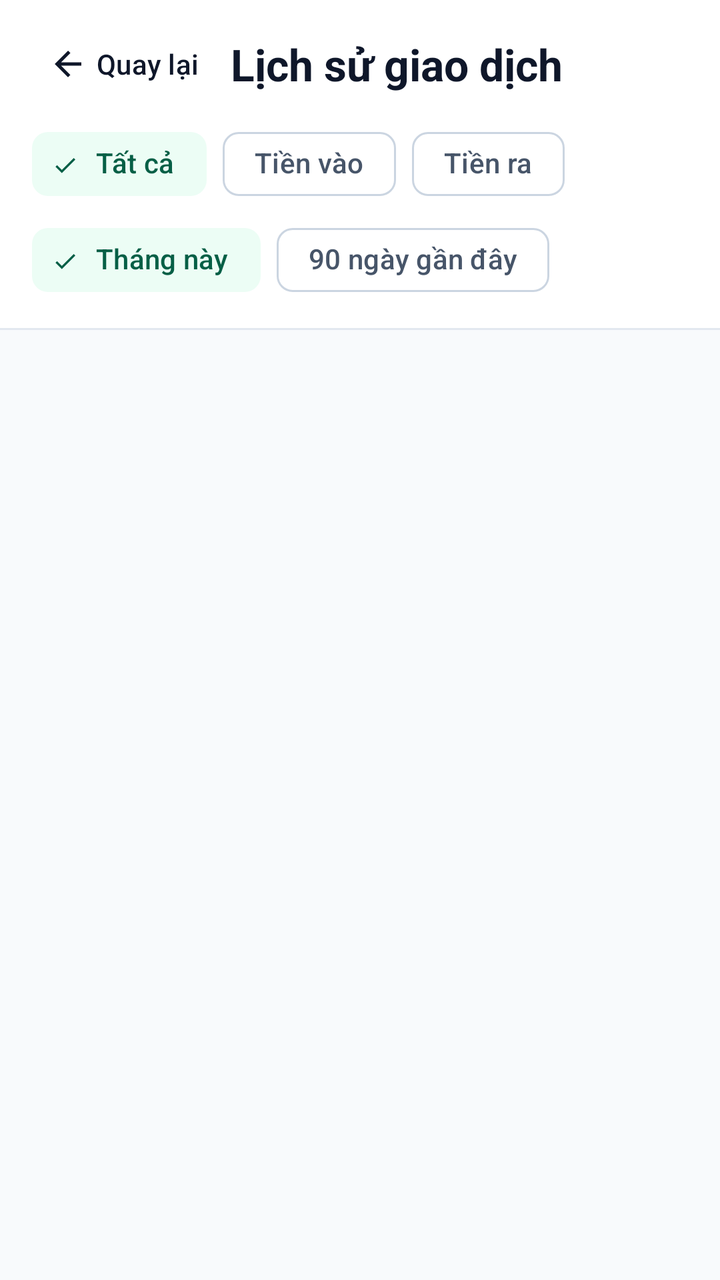
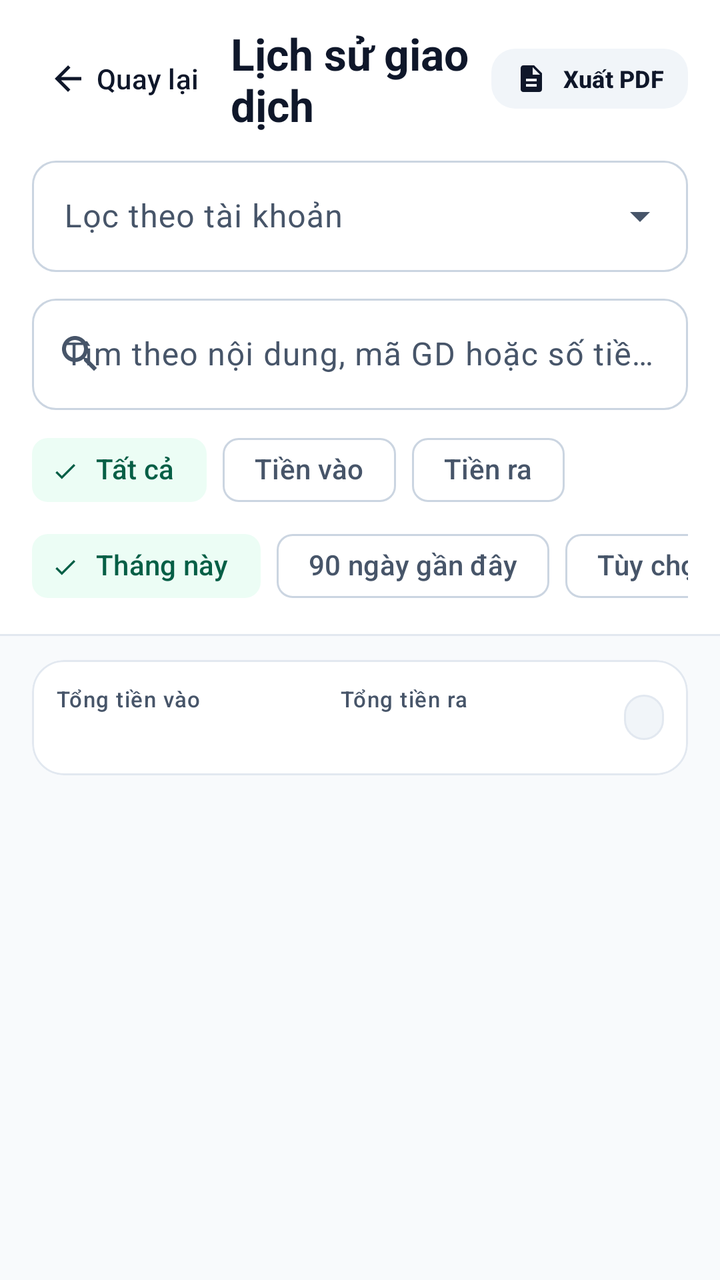

An Android layout rendered at two revisions. The XML below is the earlier revision; the diff shows what the commit changed to produce the second picture.
<!-- AndroidManifest.xml: application theme Theme.NovaPay -->
<!-- res/layout/fragment_transaction_history.xml -->
<?xml version="1.0" encoding="utf-8"?>
<LinearLayout xmlns:android="http://schemas.android.com/apk/res/android"
    xmlns:app="http://schemas.android.com/apk/res-auto"
    android:layout_width="match_parent"
    android:layout_height="match_parent"
    android:background="?android:attr/colorBackground"
    android:orientation="vertical">

    
    <LinearLayout
        android:layout_width="match_parent"
        android:layout_height="wrap_content"
        android:background="?attr/colorSurface"
        android:orientation="vertical"
        android:paddingHorizontal="16dp"
        android:paddingTop="12dp"
        android:paddingBottom="10dp">

        <LinearLayout
            android:layout_width="match_parent"
            android:layout_height="wrap_content"
            android:gravity="center_vertical"
            android:orientation="horizontal">

            <com.google.android.material.button.MaterialButton
                android:id="@+id/btnBack"
                style="@style/Widget.NovaPay.Button.Back"
                android:layout_width="wrap_content"
                android:layout_height="wrap_content"
                android:text="@string/core_action_back" />

            <TextView
                android:layout_width="0dp"
                android:layout_height="wrap_content"
                android:layout_marginStart="4dp"
                android:layout_weight="1"
                android:text="@string/core_history_title"
                android:textAppearance="?attr/textAppearanceTitleLarge"
                android:textColor="?attr/colorOnSurface"
                android:textStyle="bold" />
        </LinearLayout>

        <com.google.android.material.chip.ChipGroup
            android:id="@+id/chipGroupDirection"
            android:layout_width="match_parent"
            android:layout_height="wrap_content"
            android:layout_marginTop="6dp"
            app:selectionRequired="true"
            app:singleSelection="true">

            <com.google.android.material.chip.Chip
                android:id="@+id/chipAll"
                style="@style/Widget.Material3.Chip.Filter"
                android:layout_width="wrap_content"
                android:layout_height="wrap_content"
                android:checked="true"
                android:text="@string/core_history_filter_all" />

            <com.google.android.material.chip.Chip
                android:id="@+id/chipIn"
                style="@style/Widget.Material3.Chip.Filter"
                android:layout_width="wrap_content"
                android:layout_height="wrap_content"
                android:text="@string/core_history_filter_in" />

            <com.google.android.material.chip.Chip
                android:id="@+id/chipOut"
                style="@style/Widget.Material3.Chip.Filter"
                android:layout_width="wrap_content"
                android:layout_height="wrap_content"
                android:text="@string/core_history_filter_out" />
        </com.google.android.material.chip.ChipGroup>

        <com.google.android.material.chip.ChipGroup
            android:id="@+id/chipGroupRange"
            android:layout_width="match_parent"
            android:layout_height="wrap_content"
            app:selectionRequired="true"
            app:singleSelection="true">

            <com.google.android.material.chip.Chip
                android:id="@+id/chipThisMonth"
                style="@style/Widget.Material3.Chip.Filter"
                android:layout_width="wrap_content"
                android:layout_height="wrap_content"
                android:checked="true"
                android:text="@string/core_history_range_month" />

            <com.google.android.material.chip.Chip
                android:id="@+id/chipRecent90Days"
                style="@style/Widget.Material3.Chip.Filter"
                android:layout_width="wrap_content"
                android:layout_height="wrap_content"
                android:fontFeatureSettings="tnum"
                android:text="@string/core_history_range_recent" />
        </com.google.android.material.chip.ChipGroup>
    </LinearLayout>

    <View
        android:layout_width="match_parent"
        android:layout_height="1dp"
        android:background="@color/np_border_hairline" />

    <FrameLayout
        android:layout_width="match_parent"
        android:layout_height="0dp"
        android:layout_weight="1">

        <androidx.recyclerview.widget.RecyclerView
            android:id="@+id/contentContainer"
            android:layout_width="match_parent"
            android:layout_height="match_parent"
            android:clipToPadding="false"
            android:padding="16dp" />

        <include
            android:id="@+id/stateLoading"
            layout="@layout/view_loading_state" />

        <include
            android:id="@+id/stateEmpty"
            layout="@layout/view_empty_state" />

        <include
            android:id="@+id/stateError"
            layout="@layout/view_error_state" />
    </FrameLayout>
</LinearLayout>
<!-- res/layout/view_loading_state.xml (included above) -->
<?xml version="1.0" encoding="utf-8"?>
<LinearLayout xmlns:android="http://schemas.android.com/apk/res/android"
    xmlns:app="http://schemas.android.com/apk/res-auto"
    android:id="@+id/layoutLoadingRoot"
    android:layout_width="match_parent"
    android:layout_height="match_parent"
    android:background="?android:attr/colorBackground"
    android:clickable="true"
    android:focusable="true"
    android:gravity="center"
    android:orientation="vertical"
    android:padding="@dimen/np_space_2xl"
    android:visibility="gone">

    <com.google.android.material.card.MaterialCardView
        style="@style/Widget.NovaPay.Card.Outlined"
        android:layout_width="wrap_content"
        android:layout_height="wrap_content"
        app:contentPadding="24dp">

        <LinearLayout
            android:layout_width="wrap_content"
            android:layout_height="wrap_content"
            android:gravity="center"
            android:minWidth="180dp"
            android:orientation="vertical">

            <com.google.android.material.progressindicator.CircularProgressIndicator
                android:id="@+id/progressLoading"
                android:layout_width="wrap_content"
                android:layout_height="wrap_content"
                android:indeterminate="true"
                app:indicatorColor="@color/np_accent_emerald"
                app:indicatorSize="40dp"
                app:trackColor="@color/np_border_hairline"
                app:trackCornerRadius="4dp"
                app:trackThickness="3.5dp" />

            <TextView
                android:id="@+id/tvLoadingMessage"
                android:layout_width="wrap_content"
                android:layout_height="wrap_content"
                android:layout_marginTop="14dp"
                android:gravity="center"
                android:text="@string/state_loading_message"
                android:textAppearance="?attr/textAppearanceBodyMedium"
                android:textColor="?attr/colorOnSurfaceVariant"
                android:textStyle="bold" />
        </LinearLayout>
    </com.google.android.material.card.MaterialCardView>

</LinearLayout>
<!-- res/layout/view_empty_state.xml (included above) -->
<?xml version="1.0" encoding="utf-8"?>
<LinearLayout xmlns:android="http://schemas.android.com/apk/res/android"
    xmlns:app="http://schemas.android.com/apk/res-auto"
    android:id="@+id/layoutEmptyRoot"
    android:layout_width="match_parent"
    android:layout_height="match_parent"
    android:gravity="center"
    android:orientation="vertical"
    android:padding="@dimen/np_space_2xl"
    android:visibility="gone">

    <FrameLayout
        android:layout_width="64dp"
        android:layout_height="64dp"
        android:background="@drawable/bg_np_circle_soft_neutral">

        <ImageView
            android:layout_width="28dp"
            android:layout_height="28dp"
            android:layout_gravity="center"
            android:importantForAccessibility="no"
            android:src="@drawable/ic_np_empty_box"
            app:tint="?attr/colorOnSurfaceVariant" />
    </FrameLayout>

    <TextView
        android:id="@+id/tvEmptyTitle"
        android:layout_width="wrap_content"
        android:layout_height="wrap_content"
        android:layout_marginTop="16dp"
        android:gravity="center"
        android:maxWidth="300dp"
        android:text="@string/state_empty_title"
        android:textAppearance="?attr/textAppearanceTitleMedium"
        android:textColor="?attr/colorOnSurface"
        android:textStyle="bold" />

    <TextView
        android:id="@+id/tvEmptySubtitle"
        android:layout_width="wrap_content"
        android:layout_height="wrap_content"
        android:layout_marginTop="6dp"
        android:gravity="center"
        android:lineSpacingExtra="2dp"
        android:maxWidth="300dp"
        android:text="@string/state_empty_subtitle"
        android:textAppearance="?attr/textAppearanceBodyMedium"
        android:textColor="?attr/colorOnSurfaceVariant" />

</LinearLayout>
<!-- res/layout/view_error_state.xml (included above) -->
<?xml version="1.0" encoding="utf-8"?>
<LinearLayout xmlns:android="http://schemas.android.com/apk/res/android"
    xmlns:app="http://schemas.android.com/apk/res-auto"
    android:id="@+id/layoutErrorRoot"
    android:layout_width="match_parent"
    android:layout_height="match_parent"
    android:gravity="center"
    android:orientation="vertical"
    android:padding="@dimen/np_space_2xl"
    android:visibility="gone">

    <FrameLayout
        android:layout_width="64dp"
        android:layout_height="64dp"
        android:background="@drawable/bg_np_circle_soft_danger">

        <ImageView
            android:layout_width="28dp"
            android:layout_height="28dp"
            android:layout_gravity="center"
            android:importantForAccessibility="no"
            android:src="@drawable/ic_np_error_alert"
            app:tint="@color/novapay_expense_negative" />
    </FrameLayout>

    <TextView
        android:id="@+id/tvErrorTitle"
        android:layout_width="wrap_content"
        android:layout_height="wrap_content"
        android:layout_marginTop="16dp"
        android:gravity="center"
        android:maxWidth="300dp"
        android:text="@string/state_error_title"
        android:textAppearance="?attr/textAppearanceTitleMedium"
        android:textColor="?attr/colorOnSurface"
        android:textStyle="bold" />

    <TextView
        android:id="@+id/tvErrorMessage"
        android:layout_width="wrap_content"
        android:layout_height="wrap_content"
        android:layout_marginTop="6dp"
        android:gravity="center"
        android:lineSpacingExtra="2dp"
        android:maxWidth="300dp"
        android:text="@string/state_error_default_message"
        android:textAppearance="?attr/textAppearanceBodyMedium"
        android:textColor="?attr/colorOnSurfaceVariant" />

    <com.google.android.material.button.MaterialButton
        android:id="@+id/btnRetry"
        style="@style/Widget.NovaPay.Button.Primary"
        android:layout_width="wrap_content"
        android:layout_height="wrap_content"
        android:layout_marginTop="20dp"
        android:minWidth="160dp"
        android:text="@string/state_action_retry"
        app:icon="@drawable/ic_modc_refresh"
        app:iconGravity="textStart" />

</LinearLayout>
<!-- resources referenced by this layout -->
<resources>
  <!-- unchanged entries left out for length: 65 -->
</resources>

<!-- the commit's change to res/layout/fragment_transaction_history.xml (unified diff, before → after) -->
@@ -38,62 +38,132 @@
                 android:textAppearance="?attr/textAppearanceTitleLarge"
                 android:textColor="?attr/colorOnSurface"
                 android:textStyle="bold" />
+
+            <com.google.android.material.button.MaterialButton
+                android:id="@+id/btnExportPdf"
+                style="@style/Widget.NovaPay.Button.Tonal"
+                android:layout_width="wrap_content"
+                android:layout_height="wrap_content"
+                android:minHeight="38dp"
+                android:paddingHorizontal="12dp"
+                android:text="@string/core_history_export_pdf"
+                android:textSize="12sp"
+                app:icon="@drawable/ic_np_pdf"
+                app:iconSize="16dp" />
         </LinearLayout>
 
-        <com.google.android.material.chip.ChipGroup
-            android:id="@+id/chipGroupDirection"
+        
+        <com.google.android.material.textfield.TextInputLayout
+            android:id="@+id/tilAccountFilter"
+            style="@style/Widget.NovaPay.TextInputLayout.Dropdown"
+            android:layout_width="match_parent"
+            android:layout_height="wrap_content"
+            android:layout_marginTop="8dp"
+            android:hint="@string/core_history_account_filter_hint">
+
+            <AutoCompleteTextView
+                android:id="@+id/actvAccountFilter"
+                android:layout_width="match_parent"
+                android:layout_height="wrap_content"
+                android:inputType="none" />
+        </com.google.android.material.textfield.TextInputLayout>
+
+        <com.google.android.material.textfield.TextInputLayout
+            android:id="@+id/tilSearchKeyword"
+            style="@style/Widget.NovaPay.TextInputLayout"
+            android:layout_width="match_parent"
+            android:layout_height="wrap_content"
+            android:layout_marginTop="8dp"
+            android:hint="@string/core_history_search_hint"
+            app:endIconMode="clear_text"
+            app:startIconDrawable="@drawable/ic_modc_search"
+            app:startIconTint="?attr/colorOnSurfaceVariant">
+
+            <com.google.android.material.textfield.TextInputEditText
+                android:id="@+id/etSearchKeyword"
+                android:layout_width="match_parent"
+                android:layout_height="wrap_content"
+                android:imeOptions="actionSearch"
+                android:inputType="text"
+                android:maxLines="1" />
+        </com.google.android.material.textfield.TextInputLayout>
+
+        <HorizontalScrollView
             android:layout_width="match_parent"
             android:layout_height="wrap_content"
             android:layout_marginTop="6dp"
-            app:selectionRequired="true"
-            app:singleSelection="true">
-
-            <com.google.android.material.chip.Chip
-                android:id="@+id/chipAll"
-                style="@style/Widget.Material3.Chip.Filter"
-                android:layout_width="wrap_content"
-                android:layout_height="wrap_content"
-                android:checked="true"
-                android:text="@string/core_history_filter_all" />
-
-            <com.google.android.material.chip.Chip
-                android:id="@+id/chipIn"
-                style="@style/Widget.Material3.Chip.Filter"
-                android:layout_width="wrap_content"
-                android:layout_height="wrap_content"
-                android:text="@string/core_history_filter_in" />
-
-            <com.google.android.material.chip.Chip
-                android:id="@+id/chipOut"
-                style="@style/Widget.Material3.Chip.Filter"
-                android:layout_width="wrap_content"
-                android:layout_height="wrap_content"
-                android:text="@string/core_history_filter_out" />
-        </com.google.android.material.chip.ChipGroup>
-
-        <com.google.android.material.chip.ChipGroup
-            android:id="@+id/chipGroupRange"
-            android:layout_width="match_parent"
-            android:layout_height="wrap_content"
-            app:selectionRequired="true"
-            app:singleSelection="true">
-
-            <com.google.android.material.chip.Chip
-                android:id="@+id/chipThisMonth"
-                style="@style/Widget.Material3.Chip.Filter"
-                android:layout_width="wrap_content"
-                android:layout_height="wrap_content"
-                android:checked="true"
-                android:text="@string/core_history_range_month" />
-
-            <com.google.android.material.chip.Chip
-                android:id="@+id/chipRecent90Days"
-                style="@style/Widget.Material3.Chip.Filter"
-                android:layout_width="wrap_content"
-                android:layout_height="wrap_content"
-                android:fontFeatureSettings="tnum"
-                android:text="@string/core_history_range_recent" />
-        </com.google.android.material.chip.ChipGroup>
+            android:scrollbars="none">
+
+            <com.google.android.material.chip.ChipGroup
+                android:id="@+id/chipGroupDirection"
+                android:layout_width="wrap_content"
+                android:layout_height="wrap_content"
+                app:selectionRequired="true"
+                app:singleLine="true"
+                app:singleSelection="true">
+
+                <com.google.android.material.chip.Chip
+                    android:id="@+id/chipAll"
+                    style="@style/Widget.Material3.Chip.Filter"
+                    android:layout_width="wrap_content"
+                    android:layout_height="wrap_content"
+                    android:checked="true"
+                    android:text="@string/core_history_filter_all" />
+
+                <com.google.android.material.chip.Chip
+                    android:id="@+id/chipIn"
+                    style="@style/Widget.Material3.Chip.Filter"
+                    android:layout_width="wrap_content"
+                    android:layout_height="wrap_content"
+                    android:text="@string/core_history_filter_in" />
+
+                <com.google.android.material.chip.Chip
+                    android:id="@+id/chipOut"
+                    style="@style/Widget.Material3.Chip.Filter"
+                    android:layout_width="wrap_content"
+                    android:layout_height="wrap_content"
+                    android:text="@string/core_history_filter_out" />
+            </com.google.android.material.chip.ChipGroup>
+        </HorizontalScrollView>
+
+        <HorizontalScrollView
+            android:layout_width="match_parent"
+            android:layout_height="wrap_content"
+            android:scrollbars="none">
+
+            <com.google.android.material.chip.ChipGroup
+                android:id="@+id/chipGroupRange"
+                android:layout_width="wrap_content"
+                android:layout_height="wrap_content"
+                app:selectionRequired="true"
+                app:singleLine="true"
+                app:singleSelection="true">
+
+                <com.google.android.material.chip.Chip
+                    android:id="@+id/chipThisMonth"
+                    style="@style/Widget.Material3.Chip.Filter"
+                    android:layout_width="wrap_content"
+                    android:layout_height="wrap_content"
+                    android:checked="true"
+                    android:text="@string/core_history_range_month" />
+
+                <com.google.android.material.chip.Chip
+                    android:id="@+id/chipRecent90Days"
+                    style="@style/Widget.Material3.Chip.Filter"
+                    android:layout_width="wrap_content"
+                    android:layout_height="wrap_content"
+                    android:fontFeatureSettings="tnum"
+                    android:text="@string/core_history_range_recent" />
+
+                <com.google.android.material.chip.Chip
+                    android:id="@+id/chipCustomDate"
+                    style="@style/Widget.Material3.Chip.Filter"
+                    android:layout_width="wrap_content"
+                    android:layout_height="wrap_content"
+                    android:fontFeatureSettings="tnum"
+                    android:text="@string/core_history_range_custom" />
+            </com.google.android.material.chip.ChipGroup>
+        </HorizontalScrollView>
     </LinearLayout>
 
     <View
@@ -106,12 +176,92 @@
         android:layout_height="0dp"
         android:layout_weight="1">
 
-        <androidx.recyclerview.widget.RecyclerView
+        <LinearLayout
             android:id="@+id/contentContainer"
             android:layout_width="match_parent"
             android:layout_height="match_parent"
-            android:clipToPadding="false"
-            android:padding="16dp" />
+            android:orientation="vertical">
+
+            
+            <com.google.android.material.card.MaterialCardView
+                style="@style/Widget.NovaPay.Card.Outlined"
+                android:layout_width="match_parent"
+                android:layout_height="wrap_content"
+                android:layout_marginHorizontal="16dp"
+                android:layout_marginTop="12dp"
+                app:cardBackgroundColor="?attr/colorSurface"
+                app:contentPadding="12dp">
+
+                <LinearLayout
+                    android:layout_width="match_parent"
+                    android:layout_height="wrap_content"
+                    android:gravity="center_vertical"
+                    android:orientation="horizontal">
+
+                    <LinearLayout
+                        android:layout_width="0dp"
+                        android:layout_height="wrap_content"
+                        android:layout_weight="1"
+                        android:orientation="vertical">
+
+                        <TextView
+                            android:layout_width="wrap_content"
+                            android:layout_height="wrap_content"
+                            android:text="@string/core_history_summary_in"
+                            android:textAppearance="?attr/textAppearanceLabelSmall"
+                            android:textColor="?attr/colorOnSurfaceVariant" />
+
+                        <TextView
+                            android:id="@+id/tvSummaryIn"
+                            android:layout_width="wrap_content"
+                            android:layout_height="wrap_content"
+                            android:fontFeatureSettings="tnum"
+                            android:textAppearance="?attr/textAppearanceTitleSmall"
+                            android:textColor="@color/novapay_income_positive"
+                            android:textStyle="bold" />
+                    </LinearLayout>
+
+                    <LinearLayout
+                        android:layout_width="0dp"
+                        android:layout_height="wrap_content"
+                        android:layout_weight="1"
+                        android:orientation="vertical">
+
+                        <TextView
+                            android:layout_width="wrap_content"
+                            android:layout_height="wrap_content"
+                            android:text="@string/core_history_summary_out"
+                            android:textAppearance="?attr/textAppearanceLabelSmall"
+                            android:textColor="?attr/colorOnSurfaceVariant" />
+
+                        <TextView
+                            android:id="@+id/tvSummaryOut"
+                            android:layout_width="wrap_content"
+                            android:layout_height="wrap_content"
+                            android:fontFeatureSettings="tnum"
+                            android:textAppearance="?attr/textAppearanceTitleSmall"
+                            android:textColor="@color/novapay_expense_negative"
+                            android:textStyle="bold" />
+                    </LinearLayout>
+
+                    <TextView
+                        android:id="@+id/tvSummaryCount"
+                        style="@style/Widget.NovaPay.StatusBadge"
+                        android:layout_width="wrap_content"
+                        android:layout_height="wrap_content"
+                        android:fontFeatureSettings="tnum"
+                        android:textColor="?attr/colorOnSurfaceVariant" />
+                </LinearLayout>
+            </com.google.android.material.card.MaterialCardView>
+
+            <androidx.recyclerview.widget.RecyclerView
+                android:id="@+id/rvLedger"
+                android:layout_width="match_parent"
+                android:layout_height="0dp"
+                android:layout_weight="1"
+                android:clipToPadding="false"
+                android:padding="16dp" />
+        </LinearLayout>
 
         <include
             android:id="@+id/stateLoading"
<!-- resource entries referenced after the edit -->
@@ -1,5 +1,87 @@
 <!-- resources referenced by this layout -->
 <resources>
+  <color name="novapay_income_positive">#FF16A34A</color>
+  <!-- drawable ic_modc_search (drawable) -->
+  <vector xmlns:android="http://schemas.android.com/apk/res/android"
+      android:width="24dp"
+      android:height="24dp"
+      android:viewportWidth="24"
+      android:viewportHeight="24">
+      <path
+          android:fillColor="#FF000000"
+          android:pathData="M15.5,14h-0.79l-0.28,-0.27C15.41,12.59 16,11.11 16,9.5 16,5.91 13.09,3 9.5,3S3,5.91 3,9.5 5.91,16 9.5,16c1.61,0 3.09,-0.59 4.23,-1.57l0.27,0.28v0.79l5,4.99L20.49,19l-4.99,-5zM9.5,14C7.01,14 5,11.99 5,9.5S7.01,5 9.5,5 14,7.01 14,9.5 11.99,14 9.5,14z" />
+  </vector>
+  <!-- drawable ic_np_pdf (drawable) -->
+  <?xml version="1.0" encoding="utf-8"?>
+  <vector xmlns:android="http://schemas.android.com/apk/res/android"
+      android:width="24dp"
+      android:height="24dp"
+      android:viewportWidth="24"
+      android:viewportHeight="24">
+      <path
+          android:fillColor="#FF000000"
+          android:pathData="M14,2H6c-1.1,0 -1.99,0.9 -1.99,2L4,20c0,1.1 0.89,2 1.99,2H18c1.1,0 2,-0.9 2,-2V8l-6,-6zM16,18H8v-2h8v2zM16,14H8v-2h8v2zM13,9V3.5L18.5,9H13z" />
+  </vector>
+  <string name="core_history_account_filter_hint">Lọc theo tài khoản</string>
+  <string name="core_history_export_pdf">Xuất PDF</string>
+  <string name="core_history_range_custom">Tùy chọn ngày</string>
+  <string name="core_history_search_hint">Tìm theo nội dung, mã GD hoặc số tiền…</string>
+  <string name="core_history_summary_in">Tổng tiền vào</string>
+  <string name="core_history_summary_out">Tổng tiền ra</string>
+  <style name="Widget.NovaPay.Button.Tonal" parent="Widget.Material3.Button.TonalButton">
+          <item name="android:minHeight">@dimen/np_button_height_compact</item>
+          <item name="cornerRadius">@dimen/np_control_radius</item>
+          <item name="android:textAllCaps">false</item>
+          <item name="android:textStyle">bold</item>
+          <item name="backgroundTint">?attr/colorPrimaryContainer</item>
+          <item name="android:textColor">?attr/colorOnPrimaryContainer</item>
+          <item name="iconTint">?attr/colorOnPrimaryContainer</item>
+          <item name="elevation">0dp</item>
+      </style>
+  <style name="Widget.NovaPay.StatusBadge" parent="android:Widget.TextView">
+          <item name="android:paddingStart">10dp</item>
+          <item name="android:paddingEnd">10dp</item>
+          <item name="android:paddingTop">4dp</item>
+          <item name="android:paddingBottom">4dp</item>
+          <item name="android:textSize">11sp</item>
+          <item name="android:textStyle">bold</item>
+          <item name="android:background">@drawable/bg_np_badge_neutral</item>
+      </style>
+  <style name="Widget.NovaPay.TextInputLayout" parent="Widget.Material3.TextInputLayout.OutlinedBox">
+          <item name="boxCornerRadiusTopStart">@dimen/np_control_radius</item>
+          <item name="boxCornerRadiusTopEnd">@dimen/np_control_radius</item>
+          <item name="boxCornerRadiusBottomStart">@dimen/np_control_radius</item>
+          <item name="boxCornerRadiusBottomEnd">@dimen/np_control_radius</item>
+          <item name="boxStrokeColor">@color/selector_np_input_stroke</item>
+          <item name="boxStrokeWidth">1dp</item>
+          <item name="boxStrokeWidthFocused">1.5dp</item>
+          <item name="boxBackgroundColor">?attr/colorSurface</item>
+          <item name="hintTextColor">?attr/colorOnSurfaceVariant</item>
+      </style>
+  <style name="Widget.NovaPay.TextInputLayout.Dropdown" parent="Widget.Material3.TextInputLayout.OutlinedBox.ExposedDropdownMenu">
+          <item name="boxCornerRadiusTopStart">@dimen/np_control_radius</item>
+          <item name="boxCornerRadiusTopEnd">@dimen/np_control_radius</item>
+          <item name="boxCornerRadiusBottomStart">@dimen/np_control_radius</item>
+          <item name="boxCornerRadiusBottomEnd">@dimen/np_control_radius</item>
+          <item name="boxStrokeColor">@color/selector_np_input_stroke</item>
+          <item name="boxStrokeWidth">1dp</item>
+          <item name="boxStrokeWidthFocused">1.5dp</item>
+          <item name="boxBackgroundColor">?attr/colorSurface</item>
+          <item name="hintTextColor">?attr/colorOnSurfaceVariant</item>
+      </style>
+  <dimen name="np_button_height_compact">42dp</dimen>
+  <!-- drawable bg_np_badge_neutral (drawable) -->
+  <?xml version="1.0" encoding="utf-8"?>
+  <shape xmlns:android="http://schemas.android.com/apk/res/android"
+      android:shape="rectangle">
+      <solid android:color="@color/np_badge_neutral_bg" />
+      <stroke
+          android:width="1dp"
+          android:color="@color/np_badge_neutral_stroke" />
+      <corners android:radius="@dimen/np_badge_radius" />
+  </shape>
+  <color name="np_badge_neutral_stroke">#FFE2E8F0</color>
+  <dimen name="np_badge_radius">999dp</dimen>
   <!-- unchanged entries left out for length: 65 -->
 </resources>
 
